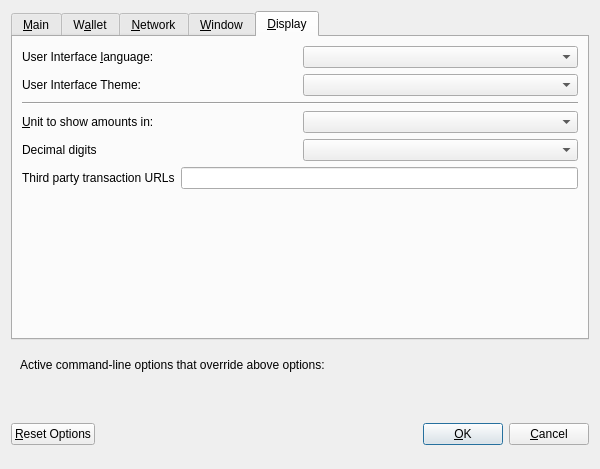
Qt form src/qt/forms/optionsdialog.ui (PACCommunity/PAC) before a commit.
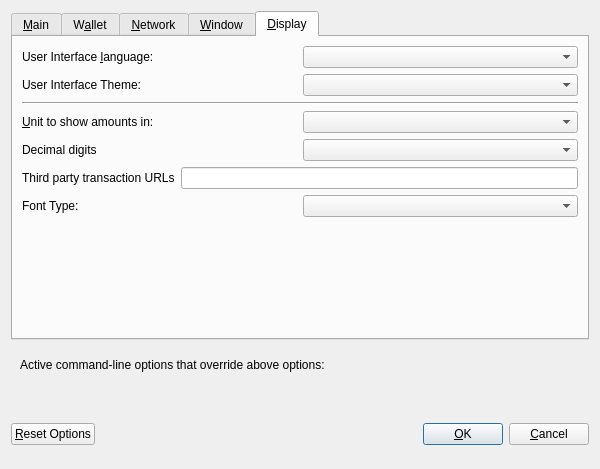
The same form after that commit. Custom widgets are drawn as their Qt base class.

Diff of the .ui file:
```diff
--- a/src/qt/forms/optionsdialog.ui
+++ b/src/qt/forms/optionsdialog.ui
@@ -810,6 +810,20 @@
          </item>
         </layout>
        </item>
+       <item>
+        <layout class="QHBoxLayout" name="horizontalLayout_6_Display">
+         <item>
+          <widget class="QLabel" name="lblFontType">
+           <property name="text">
+            <string>Font Type:</string>
+           </property>
+          </widget>
+         </item>
+         <item>
+          <widget class="QValueComboBox" name="cboFontType"/>
+         </item>
+        </layout>
+       </item>
        <item>
         <spacer name="verticalSpacer">
          <property name="orientation">
```
